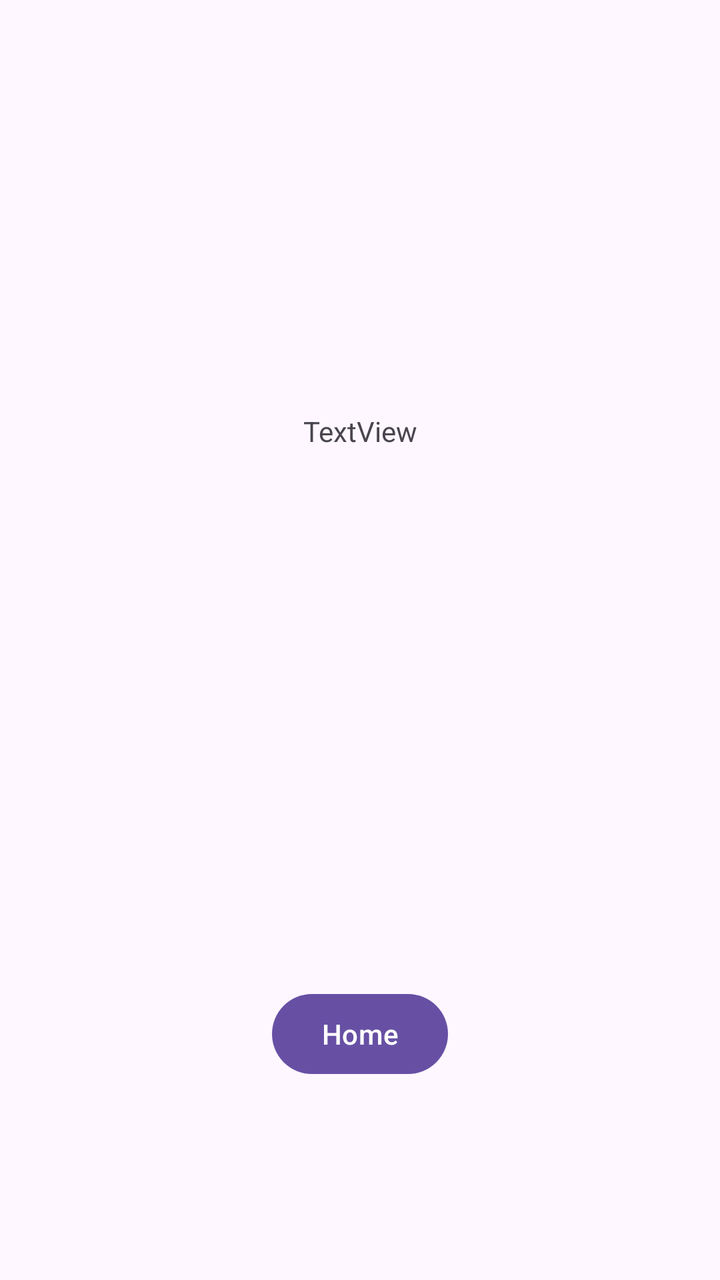
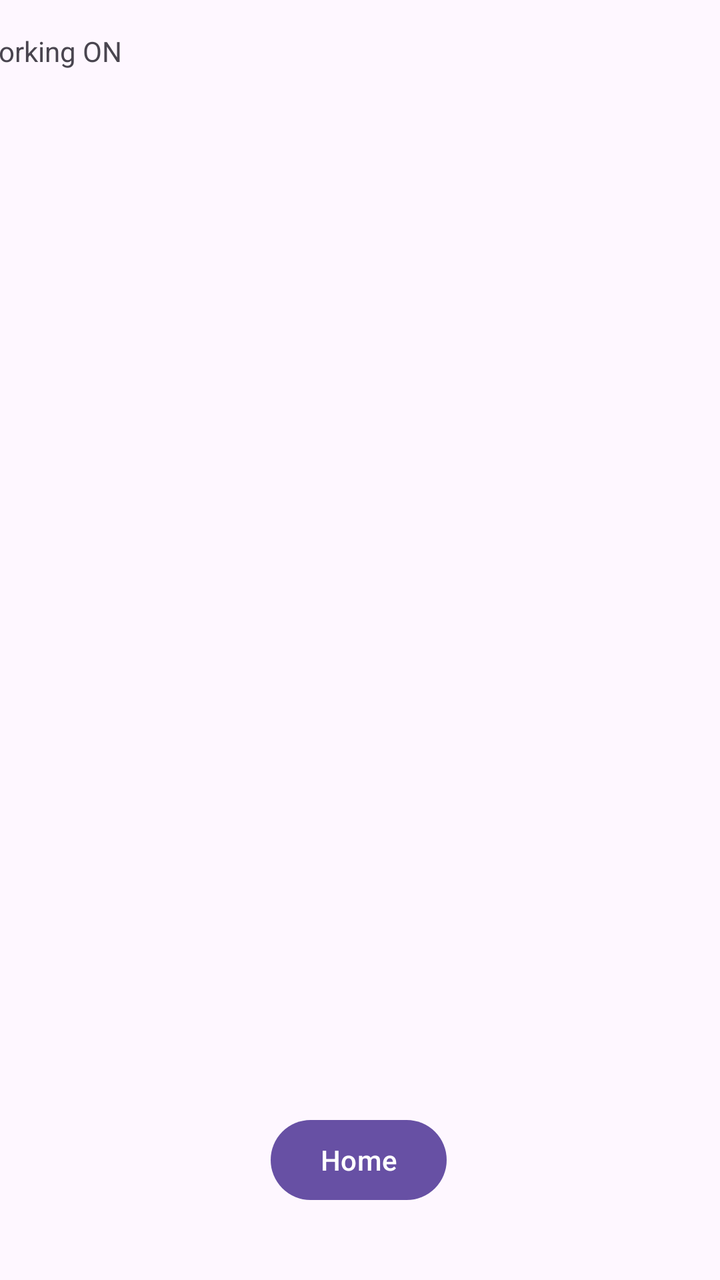

Before-and-after screenshots of an Android layout around one commit, followed by the original layout XML and the change that was made.
<!-- AndroidManifest.xml: application theme Theme.AppInterface1 -->
<!-- res/layout/activity_pswd_show.xml -->
<?xml version="1.0" encoding="utf-8"?>
<androidx.constraintlayout.widget.ConstraintLayout xmlns:android="http://schemas.android.com/apk/res/android"
    xmlns:app="http://schemas.android.com/apk/res-auto"
    xmlns:tools="http://schemas.android.com/tools"
    android:id="@+id/main"
    android:layout_width="match_parent"
    android:layout_height="match_parent"
    tools:context=".pswdShow">

    <Button
        android:id="@+id/button11"
        android:layout_width="wrap_content"
        android:layout_height="wrap_content"
        android:layout_marginBottom="99dp"
        android:text="Home"
        android:onClick="homeScreen"
        app:layout_constraintBottom_toBottomOf="parent"
        app:layout_constraintEnd_toEndOf="parent"
        app:layout_constraintStart_toStartOf="parent" />

    <TextView
        android:id="@+id/textView10"
        android:layout_width="wrap_content"
        android:layout_height="wrap_content"
        android:layout_marginTop="206dp"
        android:text="TextView"
        app:layout_constraintEnd_toEndOf="parent"
        app:layout_constraintStart_toStartOf="parent"
        app:layout_constraintTop_toTopOf="parent" />
</androidx.constraintlayout.widget.ConstraintLayout>
<!-- resources referenced by this layout -->
<resources>
  <style name="Theme.AppInterface1" parent="Base.Theme.AppInterface1" />
  <style name="Base.Theme.AppInterface1" parent="Theme.Material3.DayNight.NoActionBar">
          
          
      </style>
</resources>

<!-- the commit's change to res/layout/activity_pswd_show.xml (unified diff, before → after) -->
@@ -11,19 +11,20 @@
         android:id="@+id/button11"
         android:layout_width="wrap_content"
         android:layout_height="wrap_content"
-        android:layout_marginBottom="99dp"
+        android:layout_marginBottom="36dp"
+        android:onClick="homeScreen"
         android:text="Home"
-        android:onClick="homeScreen"
         app:layout_constraintBottom_toBottomOf="parent"
         app:layout_constraintEnd_toEndOf="parent"
+        app:layout_constraintHorizontal_bias="0.498"
         app:layout_constraintStart_toStartOf="parent" />
 
     <TextView
-        android:id="@+id/textView10"
-        android:layout_width="wrap_content"
-        android:layout_height="wrap_content"
-        android:layout_marginTop="206dp"
-        android:text="TextView"
+        android:id="@+id/fileShow"
+        android:layout_width="386dp"
+        android:layout_height="610dp"
+        android:layout_marginTop="16dp"
+        android:text="Working ON"
         app:layout_constraintEnd_toEndOf="parent"
         app:layout_constraintStart_toStartOf="parent"
         app:layout_constraintTop_toTopOf="parent" />
